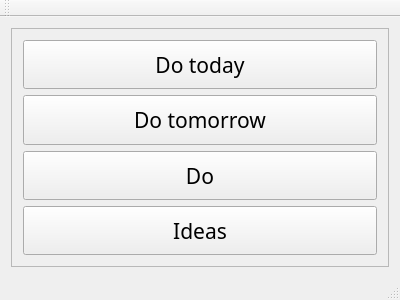
T1mofi/ToDo, file mainwindow.ui: the form before one commit.
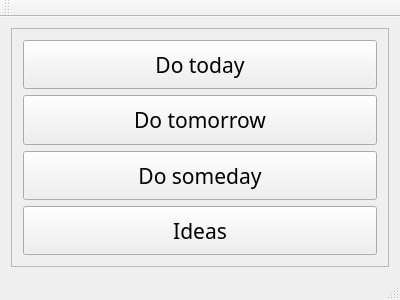
The form after the commit.

Commit message: add Someday task area

```diff
--- a/mainwindow.ui
+++ b/mainwindow.ui
@@ -88,7 +88,7 @@
             </font>
            </property>
            <property name="text">
-            <string>Do</string>
+            <string>Do someday</string>
            </property>
           </widget>
          </item>
```
Left out of the diff: 2 changed lines with no effect on the pictures. The commit also changes 6 other files.
